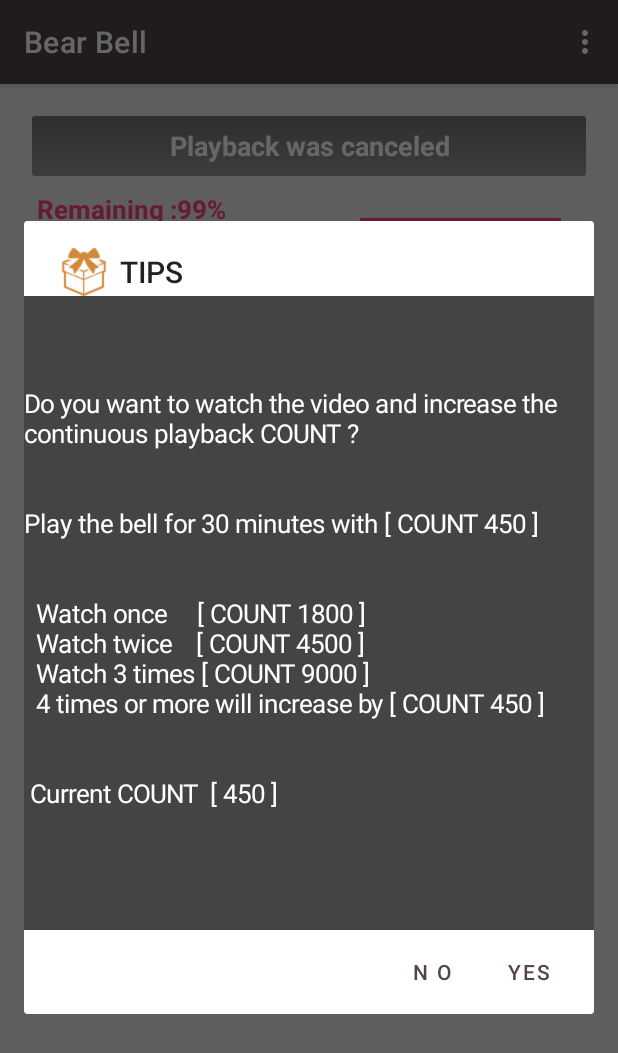
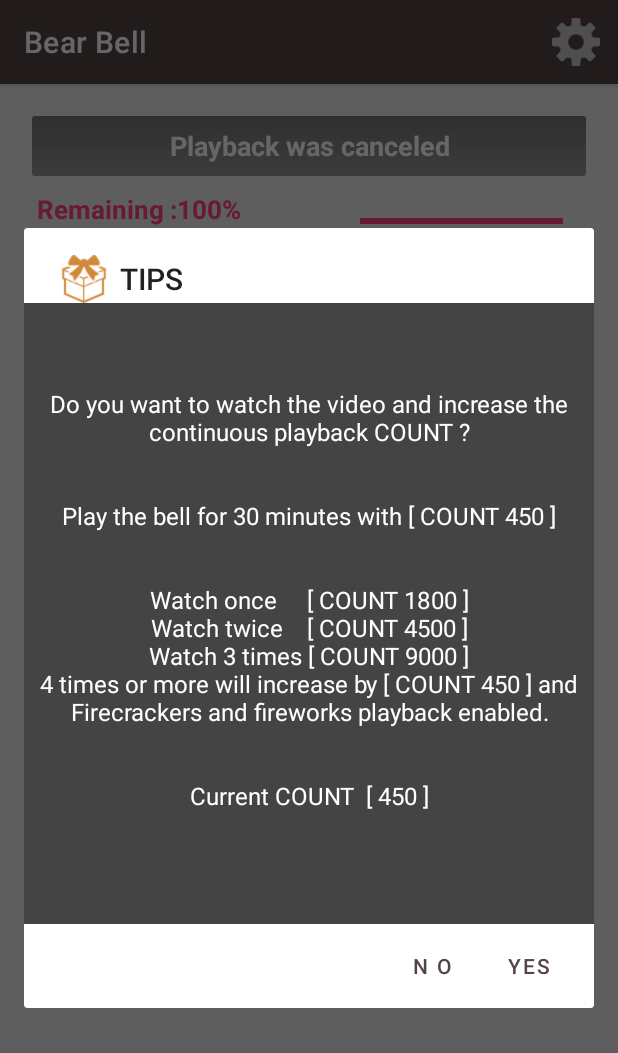
Before and after one commit to tfs-apps-one/BeastBuster, an Android app: the screen it shows after launch (MainActivity), after a tap on "TIPS", on a phone screen of 412 x 824 dp. Shown: the top 1053 px of the screen. Run offline under Robolectric (Android 15) with nearby library versions, the phone set to English and light mode, and no system bars; our stand-ins replace AdMob; 1 statement that could not run was skipped; 3 other taps on this screen came first.

Commit message:
爆竹と花火音の追加対応

```diff
--- a/app/build.gradle
+++ b/app/build.gradle
@@ -10,8 +10,8 @@ android {
         applicationId "apps.ft.beastbuster"
         minSdkVersion 26
         targetSdkVersion 33
-        versionCode 16
-        versionName "2.6"
+        versionCode 17
+        versionName "2.7"
 
         testInstrumentationRunner "androidx.test.runner.AndroidJUnitRunner"
     }
--- a/app/src/main/java/apps/ft/beastbuster/MainActivity.java
+++ b/app/src/main/java/apps/ft/beastbuster/MainActivity.java
@@ -23,6 +23,7 @@ import androidx.annotation.NonNull;
 import androidx.appcompat.app.AppCompatActivity;
 import androidx.appcompat.widget.Toolbar;
 
+import android.view.Gravity;
 import android.view.KeyEvent;
 import android.view.View;
 
@@ -149,17 +150,17 @@ public class MainActivity extends AppCompatActivity
     public RewardedAd rewardedAd;
 //    private RewardedVideoAd mRewardedVideoAd;
 
-    /*
+
     // テストID
-    private static final String AD_UNIT_ID = "ca-app-pub-3940256099942544/5224354917";
+    //private static final String AD_UNIT_ID = "ca-app-pub-3940256099942544/5224354917";
     // テストID(APPは本物でOK)
-    private static final String APP_ID = "ca-app-pub-4924620089567925~2701724509";
-    */
+    //private static final String APP_ID = "ca-app-pub-4924620089567925~2701724509";
+
 
     // 本物
     private static final String AD_UNIT_ID = "ca-app-pub-4924620089567925/8788880266";
     // 本物
-    private static final String APP_ID = "ca-app-pub-4924620089567925~2701724509";
+    //private static final String APP_ID = "ca-app-pub-4924620089567925~2701724509";
 
     @Override
     protected void onCreate(Bundle savedInstanceState) {
@@ -217,9 +218,17 @@ public class MainActivity extends AppCompatActivity
         mRewardedVideoAd.setRewardedVideoAdListener(this);
         loadRewardedVideoAd();
          */
+        //動画リワード
+        loadRewardedAd();
+    }
+
+    /**
+      リワード広告処理
+      *
+    */
+    private void loadRewardedAd() {
         RewardedAd.load(this,
                 AD_UNIT_ID,
-//                "ca-app-pub-3940256099942544/5224354917",
                 new AdRequest.Builder().build(),
                 new RewardedAdLoadCallback() {
                     @Override
@@ -232,28 +241,13 @@ public class MainActivity extends AppCompatActivity
                         else{
                             Toast.makeText(context, "Movie OK !!", Toast.LENGTH_SHORT).show();
                         }
-
-//                        Log.d("TAG", "The rewarded ad loaded.");
                     }
-
                     @Override
                     public void onAdFailedToLoad(LoadAdError adError) {
 //                        Log.d("TAG", "The rewarded ad wasn't loaded yet.");
                     }
                 });
-
-
     }
-
-    /**
-      リワード広告処理
-      *
-    */
-    /*
-    private void loadRewardedVideoAd() {
-        mRewardedVideoAd.loadAd(AD_UNIT_ID,new AdRequest.Builder().build());
-    }
-    */
     public void RdShow(){
         if (rewardedAd != null) {
             Activity activityContext = MainActivity.this;
@@ -282,12 +276,14 @@ public class MainActivity extends AppCompatActivity
             case PLAY_INIT_COUNT:   db_data1 = PLAY_1800;   break;
             case PLAY_1800:         db_data1 = PLAY_4500;   break;
             case PLAY_4500:         db_data1 = PLAY_9000;   break;
-            default:                db_data1 = tmp_data + PLAY_PLUS;  break;
+
+            default:                db_data1 = tmp_data + PLAY_PLUS;
+                                    db_data3 = 1;   //爆竹と花火を有効
+                                    break;
         }
 
         // 動画視聴の日付
         db_data2 = getNowDate();
-
 
         //ユーザーレベルアップ
         if (_language.equals("ja")) {
@@ -298,52 +294,8 @@ public class MainActivity extends AppCompatActivity
         }
         AppDBUpdated();
         ImageShow();
+        loadRewardedAd();   //リワード動画再生の準備
     }
-    /*
-    @Override
-    public void onRewardedVideoAdLeftApplication() {
-
-        Toast.makeText(this, "onRewardedVideoAdLeftApplication",
-                Toast.LENGTH_SHORT).show();
-
-    }
-
-    @Override
-    public void onRewardedVideoAdClosed() {
-//        Toast.makeText(this, "onRewardedVideoAdClosed", Toast.LENGTH_SHORT).show();
-    }
-
-    @Override
-    public void onRewardedVideoAdFailedToLoad(int errorCode) {
-//        Toast.makeText(this, "onRewardedVideoAdFailedToLoad err="+errorCode, Toast.LENGTH_SHORT).show();
-    }
-
-    @Override
-    public void onRewardedVideoAdLoaded() {
-        if (_language.equals("ja")) {
-            Toast.makeText(this, "報酬動画の準備完了", Toast.LENGTH_SHORT).show();
-        }
-        else{
-            Toast.makeText(this, "Reward video ready." + (db_data1), Toast.LENGTH_SHORT).show();
-        }
-//        Toast.makeText(this, "onRewardedVideoAdLoaded", Toast.LENGTH_SHORT).show();
-    }
-
-    @Override
-    public void onRewardedVideoAdOpened() {
-//        Toast.makeText(this, "onRewardedVideoAdOpened", Toast.LENGTH_SHORT).show();
-    }
-
-    @Override
-    public void onRewardedVideoStarted() {
-//        Toast.makeText(this, "onRewardedVideoStarted", Toast.LENGTH_SHORT).show();
-    }
-
-    @Override
-    public void onRewardedVideoCompleted() {
-//        Toast.makeText(this, "onRewardedVideoCompleted", Toast.LENGTH_SHORT).show();
-    }
-    */
 
     @Override
     public void onStart() {
@@ -415,8 +367,8 @@ public class MainActivity extends AppCompatActivity
 
         //銃
         ImageView view2 = (ImageView) findViewById(R.id.imageView2);
-        if (screen_type == 2)   view2.setImageResource(R.drawable.gun2);
-        else                     view2.setImageResource(R.drawable.gun);
+        if (screen_type == 2)   view2.setImageResource(R.drawable.bom2);
+        else                     view2.setImageResource(R.drawable.bom);
 
         //雷鳴
         ImageView view3 = (ImageView) findViewById(R.id.imageView3);
@@ -502,6 +454,7 @@ public class MainActivity extends AppCompatActivity
 
         //繰り返し再生回数をゼロにリセット
         playcount = 0;
+        int tmp_gun_type = 0;
 
         ImageShow();
 
@@ -581,9 +534,16 @@ public class MainActivity extends AppCompatActivity
                 //タイマースケジュール設定＆開始
                 this.mainTimer2.schedule(mainTimerTask2, 500, play_delay);
                 //ＢＧＭ
-                if (gun_kind == 2)  this.countText = (MediaPlayer) MediaPlayer.create(this, R.raw.gun_2);
-                else if (gun_kind == 3)  this.countText = (MediaPlayer) MediaPlayer.create(this, R.raw.gun_3);
-                else                       this.countText = (MediaPlayer) MediaPlayer.create(this, R.raw.gun_1);
+                tmp_gun_type = gun_kind;
+                if (db_data3 < 1 && (gun_kind == 4 || gun_kind == 5)){
+                    tmp_gun_type = 1;   // 動画閲覧しないと設定反映されない
+                }
+
+                if (tmp_gun_type == 2)      this.countText = (MediaPlayer) MediaPlayer.create(this, R.raw.gun_2);
+                else if (tmp_gun_type == 3)  this.countText = (MediaPlayer) MediaPlayer.create(this, R.raw.gun_3);
+                else if (tmp_gun_type == 4)  this.countText = (MediaPlayer) MediaPlayer.create(this, R.raw.firecracker);
+                else if (tmp_gun_type == 5)  this.countText = (MediaPlayer) MediaPlayer.create(this, R.raw.firework);
+                else                        this.countText = (MediaPlayer) MediaPlayer.create(this, R.raw.gun_1);
 
                 if (this.mainTimer1 != null) {
                     this.mainTimer1.cancel();
@@ -805,12 +765,12 @@ public class MainActivity extends AppCompatActivity
 
         if (_language.equals("ja")) {
 
-            pop_message += "\n\n動画を視聴して「連続再生回数」を増やしますか？" +
-                    "\n初期値450回の場合、約30分鈴音を連続して再生します。" +
-                    "\n\n\n　1回視聴：1800回に増加( 2h 相当)" +
-                    "\n　2回視聴：4500回に増加( 5h 相当)"+
-                    "\n　3回視聴：9000回に増加(10h 相当)"+
-                    "\n　4回以上は450回ずつ増えます"+
+            pop_message += "\n\n広告動画を視聴して報酬を得ますか？\n「連続再生」の回数がＵＰします。" +
+                    "\n初期値450回は「鈴音」30分間の\n連続再生に相当します。" +
+                    "\n\n\n1回視聴：1800回に増加( 2h 相当)" +
+                    "\n2回視聴：4500回に増加( 5h 相当)"+
+                    "\n3回視聴：9000回に増加(10h 相当)"+
+                    "\n4回以上は「爆竹」と「花火」の再生有効\n連続回数を450回ずつ増加。"+
                     "\n\n\n※現在の連続再生回数 : "+db_data1+"回"+"\n \n\n\n";
 
             btn_yes += "視聴";
@@ -820,11 +780,11 @@ public class MainActivity extends AppCompatActivity
             pop_message += "\n\n \n" +
                     "Do you want to watch the video and increase the continuous playback COUNT ?" +
                     "\n\n\nPlay the bell for 30 minutes with [ COUNT 450 ]" +
-                    "\n\n\n  Watch once     [ COUNT 1800 ]" +
-                    "\n  Watch twice    [ COUNT 4500 ]"+
-                    "\n  Watch 3 times [ COUNT 9000 ]"+
-                    "\n  4 times or more will increase by [ COUNT 450 ]"+
-                    "\n\n\n Current COUNT  [ "+db_data1+" ]"+"\n\n\n\n";
+                    "\n\n\nWatch once     [ COUNT 1800 ]" +
+                    "\nWatch twice    [ COUNT 4500 ]"+
+                    "\nWatch 3 times [ COUNT 9000 ]"+
+                    "\n4 times or more will increase by [ COUNT 450 ] and Firecrackers and fireworks playback enabled."+
+                    "\n\n\nCurrent COUNT  [ "+db_data1+" ]"+"\n\n\n\n";
 
             btn_yes += "YES";
             btn_no += "N O";
@@ -834,8 +794,8 @@ public class MainActivity extends AppCompatActivity
         vmessage.setText(pop_message);
         vmessage.setBackgroundColor(Color.DKGRAY);
         vmessage.setTextColor(Color.WHITE);
-        vmessage.setTextSize(17);
-
+        vmessage.setGravity(Gravity.CENTER);
+        vmessage.setTextSize(16);
 
         //タイトル
         guide.setTitle("TIPS");
--- a/app/src/main/res/layout/content_main.xml
+++ b/app/src/main/res/layout/content_main.xml
@@ -102,7 +102,7 @@
             android:id="@+id/imageView"
             android:layout_width="100dp"
             android:layout_height="match_parent"
-            android:background="#999999"
+            android:background="#FFFFFF"
             android:src="@drawable/bell" />
 
         <Button
@@ -134,7 +134,7 @@
             android:id="@+id/imageView2"
             android:layout_width="100dp"
             android:layout_height="match_parent"
-            android:background="#999999"
+            android:background="#FFFFFF"
             android:src="@drawable/gun" />
 
         <Button
@@ -166,7 +166,7 @@
             android:id="@+id/imageView3"
             android:layout_width="100dp"
             android:layout_height="match_parent"
-            android:background="#999999"
+            android:background="#FFFFFF"
             android:src="@drawable/thunder" />
 
         <Button
@@ -247,7 +247,11 @@
             android:layout_centerHorizontal="true"
             android:layout_marginBottom="5dp"
             ads:adSize="BANNER"
-            ads:adUnitId="ca-app-pub-4924620089567925/6361767912"></com.google.android.gms.ads.AdView>
+            ads:adUnitId="ca-app-pub-4924620089567925/6361767912">
+        <!--
+            ads:adUnitId="ca-app-pub-3940256099942544/6300978111">
+            -->
+            </com.google.android.gms.ads.AdView>
     </LinearLayout>
 
 </androidx.constraintlayout.widget.ConstraintLayout>
--- a/app/src/main/res/menu/menu_main.xml
+++ b/app/src/main/res/menu/menu_main.xml
@@ -2,9 +2,17 @@
     xmlns:app="http://schemas.android.com/apk/res-auto"
     xmlns:tools="http://schemas.android.com/tools"
     tools:context="apps.ft.beastbuster.MainActivity">
+    <!--
     <item
         android:id="@+id/action_settings"
         android:orderInCategory="100"
         android:title="@string/action_settings"
         app:showAsAction="never" />
+        -->
+    <item
+        android:id="@+id/action_settings"
+        android:orderInCategory="100"
+        android:icon="@drawable/setting"
+        app:showAsAction="always" />
+
 </menu>
--- a/app/src/main/res/values-night/themes.xml
+++ b/app/src/main/res/values-night/themes.xml
@@ -2,7 +2,7 @@
     <!-- Base application theme. -->
     <style name="Theme.BeastBuster" parent="Theme.MaterialComponents.DayNight.DarkActionBar">
         <!-- Primary brand color. -->
-        <item name="colorPrimary">@color/purple_200</item>
+        <item name="colorPrimary">@color/offwhite</item>
         <item name="colorPrimaryVariant">@color/purple_700</item>
         <item name="colorOnPrimary">@color/black</item>
         <!-- Secondary brand color. -->
--- a/app/src/main/res/values/colors.xml
+++ b/app/src/main/res/values/colors.xml
@@ -10,4 +10,6 @@
     <color name="teal_700">#FF018786</color>
     <color name="black">#FF000000</color>
     <color name="white">#FFFFFFFF</color>
+    <color name="offwhite">#FF787878</color>
+    <color name="textColorPrimary">#FFaaaaaa</color>
 </resources>
```
Also changed, not shown: app/src/main/res/values/strings.xml (+8 -3 lines), app/src/main/res/drawable/bakbom2.png (added), app/src/main/res/drawable/bom.png (added), app/src/main/res/drawable/bom2.png (added), app/src/main/res/drawable/setting.png (added), 12 other files.
